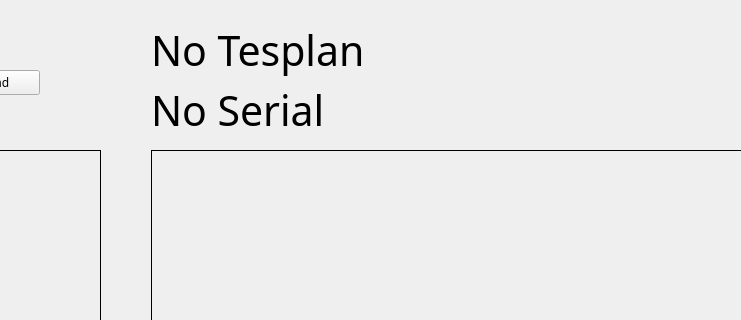
The window that code/OpenCV2.ui (markctm/Vision_Inspection) describes before a commit, drawn with Qt 5; both pictures show x 559 to 1300 and y 0 to 320 of the 1300 by 913 pixel window.
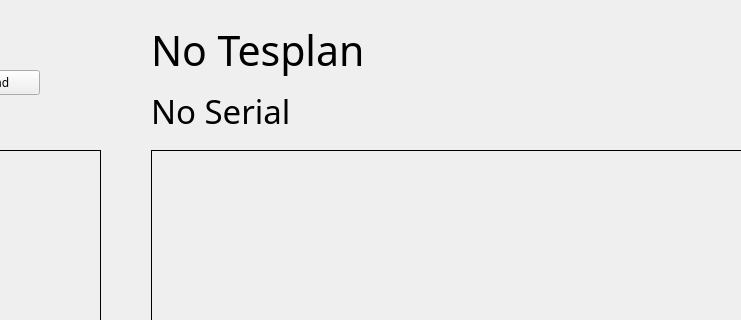
The same window after the commit.

What changed in the file:
```diff
--- a/code/OpenCV2.ui
+++ b/code/OpenCV2.ui
@@ -493,13 +493,13 @@
     <rect>
      <x>710</x>
      <y>80</y>
-     <width>561</width>
+     <width>581</width>
      <height>61</height>
     </rect>
    </property>
    <property name="font">
     <font>
-     <pointsize>31</pointsize>
+     <pointsize>25</pointsize>
      <weight>50</weight>
      <italic>false</italic>
      <bold>false</bold>
```
